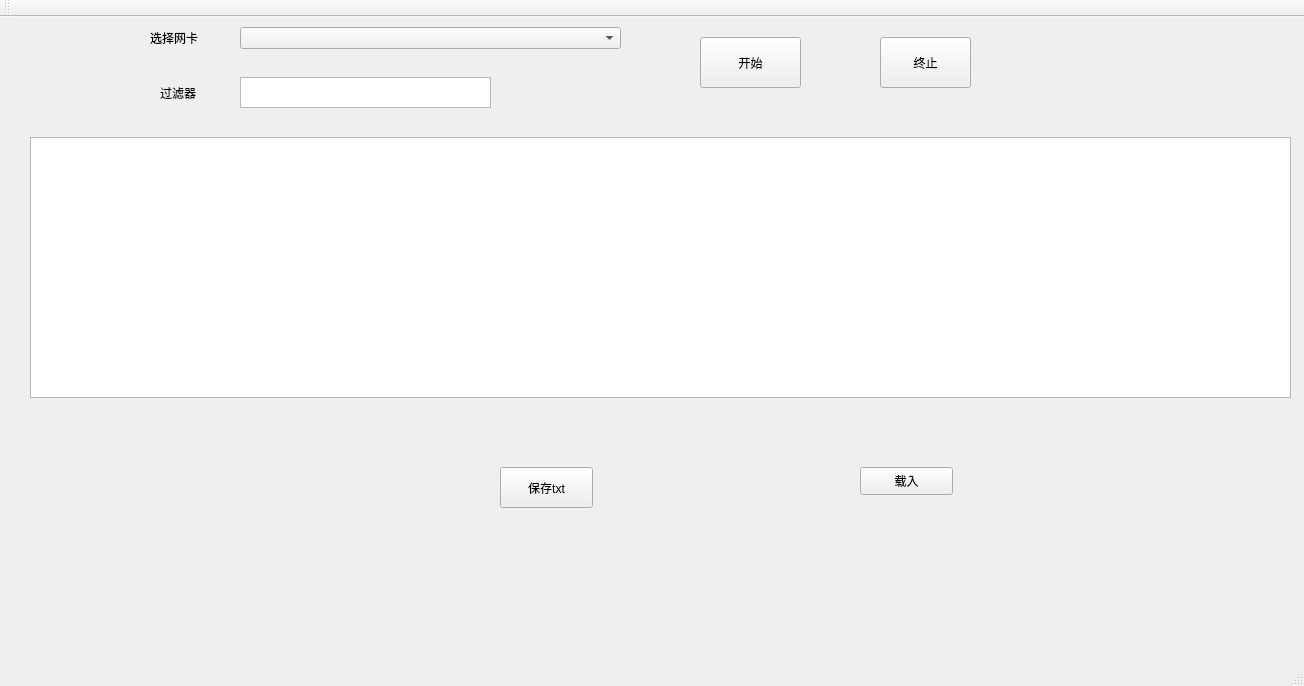
shinytang6/Sniffer, file mainwindow.ui: the form before one commit.
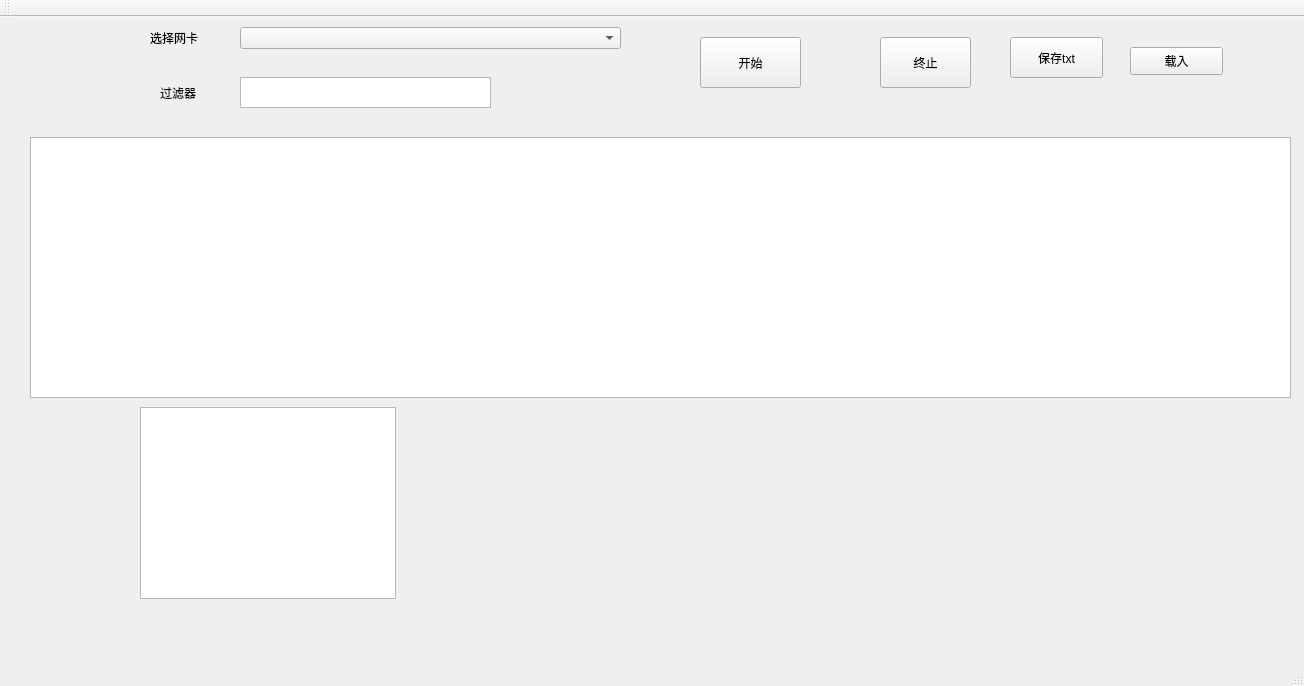
The form after the commit.

What changed in the file:
```diff
--- a/mainwindow.ui
+++ b/mainwindow.ui
@@ -99,8 +99,8 @@
    <widget class="QPushButton" name="saveData">
     <property name="geometry">
      <rect>
-      <x>500</x>
-      <y>450</y>
+      <x>1010</x>
+      <y>20</y>
       <width>93</width>
       <height>41</height>
      </rect>
@@ -112,8 +112,8 @@
    <widget class="QPushButton" name="loadFile">
     <property name="geometry">
      <rect>
-      <x>860</x>
-      <y>450</y>
+      <x>1130</x>
+      <y>30</y>
       <width>93</width>
       <height>28</height>
      </rect>
@@ -122,6 +122,16 @@
      <string>载入</string>
     </property>
    </widget>
+   <widget class="QTreeView" name="detailview">
+    <property name="geometry">
+     <rect>
+      <x>140</x>
+      <y>390</y>
+      <width>256</width>
+      <height>192</height>
+     </rect>
+    </property>
+   </widget>
   </widget>
   <widget class="QMenuBar" name="menuBar">
    <property name="geometry">
```
Left out of the diff: 4 changed lines with no effect on the pictures.
